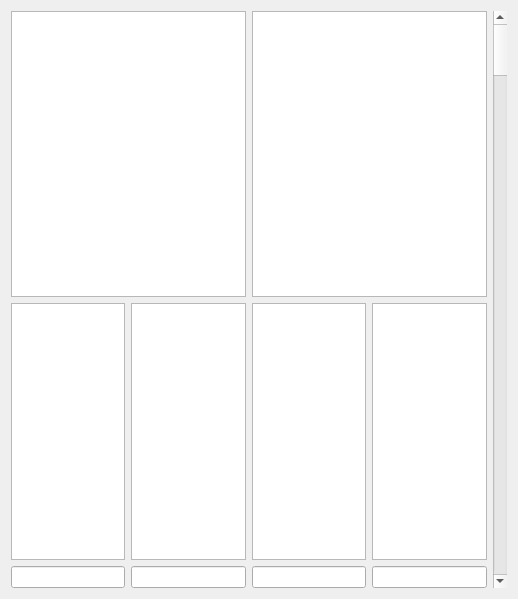
The window that fenetre_accueil.ui (MarieNDB/projet-4-cinoche) describes before a commit, drawn with Qt 5.
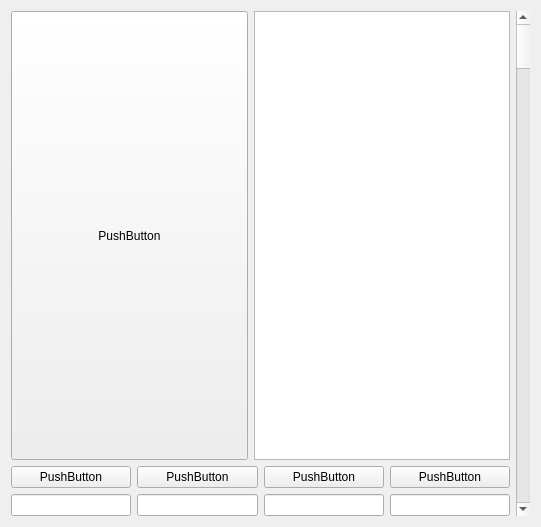
The same window after the commit.

What changed in the file:
```diff
--- a/fenetre_accueil.ui
+++ b/fenetre_accueil.ui
@@ -6,8 +6,8 @@
    <rect>
     <x>0</x>
     <y>0</y>
-    <width>518</width>
-    <height>599</height>
+    <width>541</width>
+    <height>527</height>
    </rect>
   </property>
   <property name="windowTitle">
@@ -22,7 +22,17 @@
         <enum>QLayout::SetDefaultConstraint</enum>
        </property>
        <item>
-        <widget class="QPlainTextEdit" name="plainTextEdit_5"/>
+        <widget class="QPushButton" name="pb_film_affiche">
+         <property name="sizePolicy">
+          <sizepolicy hsizetype="Expanding" vsizetype="MinimumExpanding">
+           <horstretch>0</horstretch>
+           <verstretch>0</verstretch>
+          </sizepolicy>
+         </property>
+         <property name="text">
+          <string>PushButton</string>
+         </property>
+        </widget>
        </item>
        <item>
         <widget class="QTextEdit" name="textEdit"/>
@@ -31,28 +41,44 @@
      </item>
      <item>
       <layout class="QGridLayout" name="gridLayout">
-       <item row="0" column="0">
-        <widget class="QPlainTextEdit" name="plainTextEdit"/>
-       </item>
        <item row="0" column="2">
-        <widget class="QPlainTextEdit" name="plainTextEdit_3"/>
-       </item>
-       <item row="0" column="3">
-        <widget class="QPlainTextEdit" name="plainTextEdit_4"/>
-       </item>
-       <item row="0" column="1">
-        <widget class="QPlainTextEdit" name="plainTextEdit_2"/>
-       </item>
-       <item row="1" column="0">
-        <widget class="QLineEdit" name="lineEdit"/>
-       </item>
-       <item row="1" column="1">
-        <widget class="QLineEdit" name="lineEdit_2"/>
+        <widget class="QPushButton" name="pushButton_3">
+         <property name="text">
+          <string>PushButton</string>
+         </property>
+        </widget>
        </item>
        <item row="1" column="2">
-        <widget class="QLineEdit" name="lineEdit_3"/>
+        <widget class="QLineEdit" name="lineEdit_2"/>
        </item>
        <item row="1" column="3">
+        <widget class="QLineEdit" name="lineEdit_3"/>
+       </item>
+       <item row="0" column="0">
+        <widget class="QPushButton" name="pushButton_2">
+         <property name="text">
+          <string>PushButton</string>
+         </property>
+        </widget>
+       </item>
+       <item row="1" column="0">
+        <widget class="QLineEdit" name="lineEdit"/>
+       </item>
+       <item row="0" column="5">
+        <widget class="QPushButton" name="pushButton_5">
+         <property name="text">
+          <string>PushButton</string>
+         </property>
+        </widget>
+       </item>
+       <item row="0" column="3">
+        <widget class="QPushButton" name="pushButton_4">
+         <property name="text">
+          <string>PushButton</string>
+         </property>
+        </widget>
+       </item>
+       <item row="1" column="5">
         <widget class="QLineEdit" name="lineEdit_4"/>
        </item>
       </layout>
```
Left out of the diff: 2 changed lines with no effect on the pictures.
